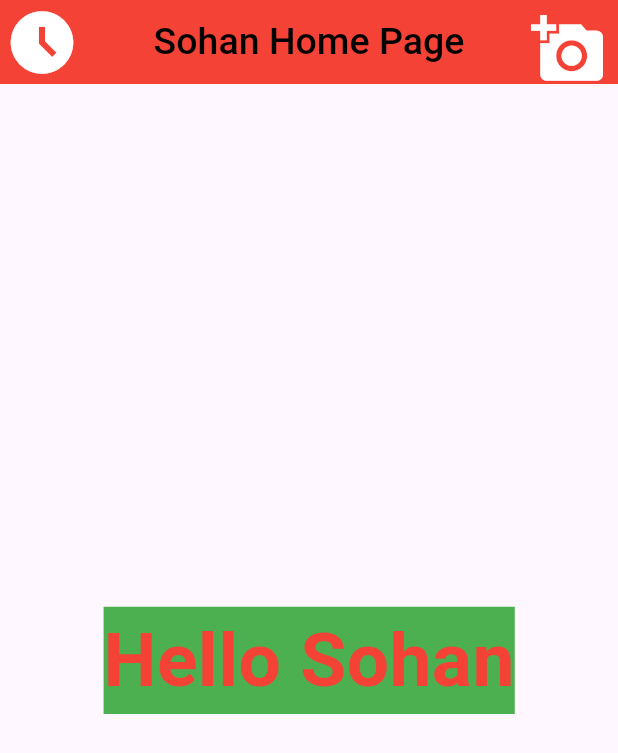
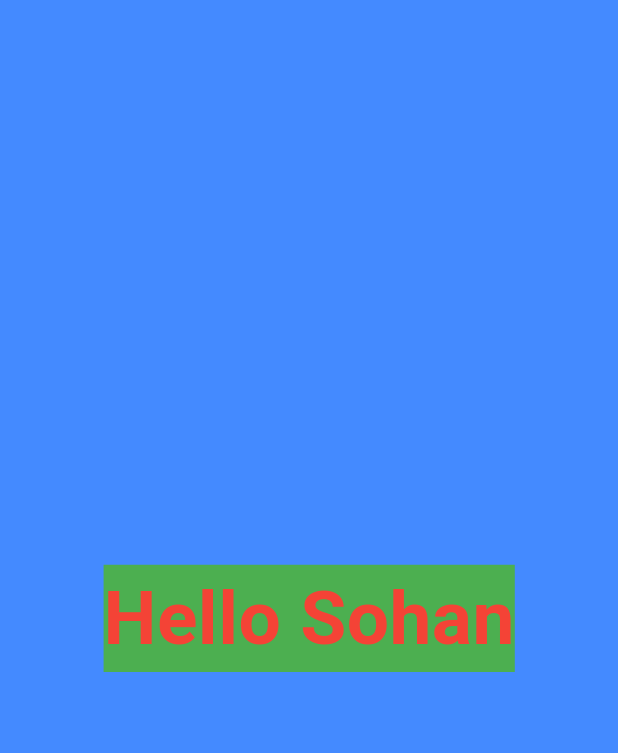
Before and after one commit to ProgrammerSohan/Mobile-App-With-Dart-Flutter, a Flutter app: the screen it shows after launch, on a phone screen of 412 x 824 dp. Shown: the top 753 px of the screen. Run offline on Flutter 3.47's test engine with Material 3 defaults, Android fonts, the phone set to English and light mode, and no system bars.

Commit message:
07-safearea widget in flutter

```diff
--- a/lib/main.dart
+++ b/lib/main.dart
@@ -11,31 +11,10 @@ class MyApp extends StatelessWidget {
   Widget build(BuildContext context) {
     return MaterialApp(
       debugShowCheckedModeBanner: false,
-      home: Scaffold(
-        appBar: AppBar(
-          backgroundColor: Colors.red,
-          title: Text(
-            "Sohan Home Page",
-            style: TextStyle(
-              color: Colors.black,
-              fontSize: 25,
-              fontWeight: FontWeight.w500,
-            ),
-          ),
-          centerTitle: true,
-          leading: Icon(
-            Icons.access_time_filled,
-            color: Colors.white,
-            size: 50,
-          ),
-          actions: <Widget>[
-            IconButton(
-              onPressed: () {},
-              icon: Icon(Icons.add_a_photo, color: Colors.white, size: 50),
-            ),
-          ],
-        ),
-        body: Center(
+      home:Scaffold (
+        backgroundColor: Colors.blueAccent,
+        body:SafeArea(
+          child:Center(
             child: Text(
               "Hello Sohan",
               style: TextStyle(
@@ -47,6 +26,7 @@ class MyApp extends StatelessWidget {
             ),
           ),
         ),
+      ),
     );
   }
 }
```
Lines whose indentation alone changed are shown as unchanged.
